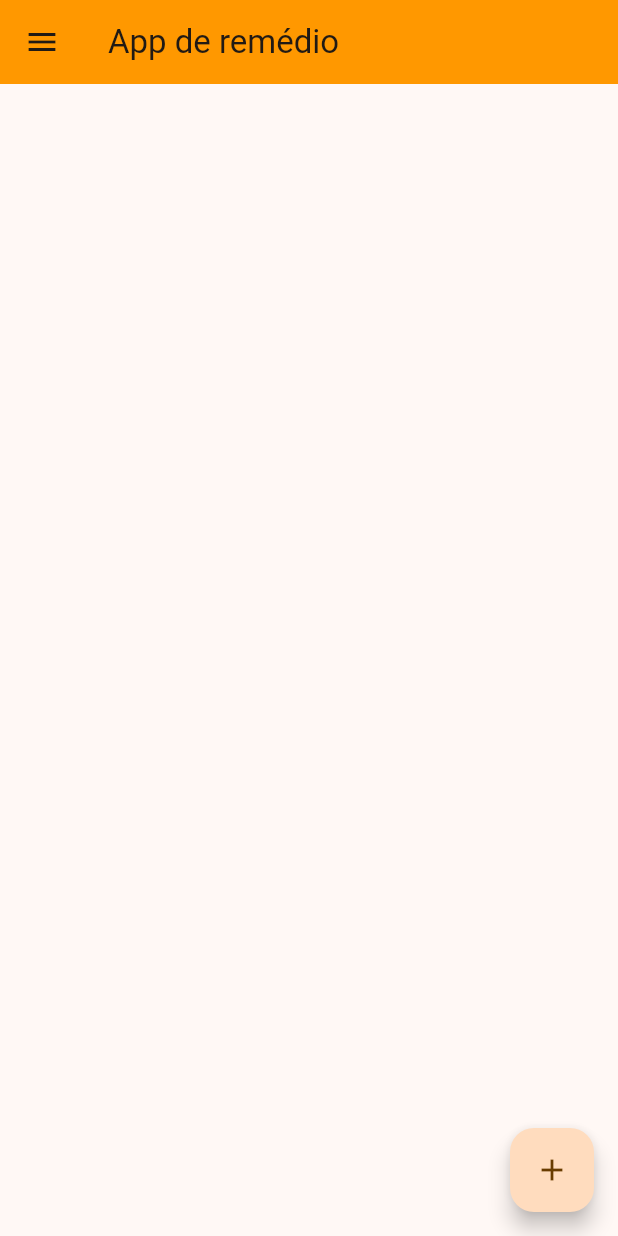
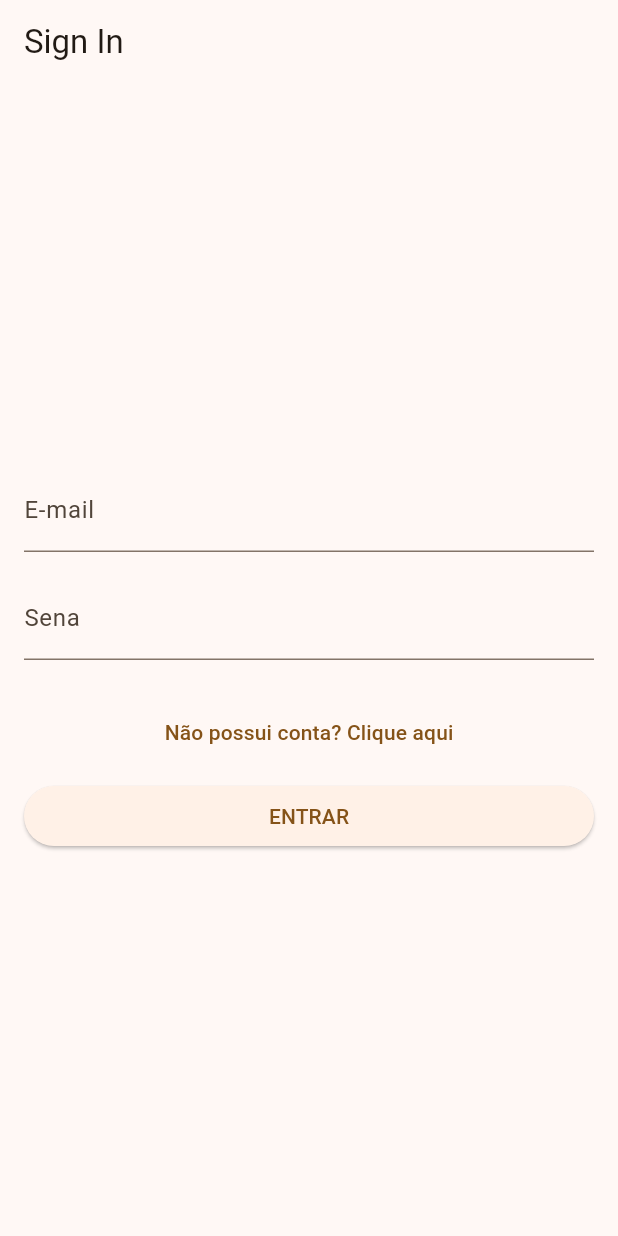
Before and after one commit to Bonfs/puc_medicine_app, a Flutter app: the screen it shows after launch, on a phone screen of 412 x 824 dp. Run offline on Flutter 3.47's test engine with Material 3 defaults, Android fonts, the light colour scheme and no system bars; our stand-ins replace firebase_auth, firebase_core; accounts and stored records are empty.

Commit message:
feature: login by password and email

```diff
--- a/lib/main.dart
+++ b/lib/main.dart
@@ -1,13 +1,19 @@
+import 'package:firebase_core/firebase_core.dart';
 import 'package:flutter/material.dart';
-import 'package:lembrete_remedio/ui/common/widgets.dart';
 import 'package:lembrete_remedio/ui/core/app_view_model.dart';
 import 'package:lembrete_remedio/ui/screens/home_screen/views.dart';
+import 'package:lembrete_remedio/ui/screens/sign_in/sign_in_screen.dart';
 import 'package:provider/provider.dart';
 
-void main() => runApp(ChangeNotifierProvider(
+void main() async {
+  WidgetsFlutterBinding.ensureInitialized();
+  await Firebase.initializeApp();
+  runApp(ChangeNotifierProvider(
       create: (context) => AppViewModel(),
       child: const MyApp(),
-    ));
+    )
+  );
+}
 
 class MyApp extends StatelessWidget {
   const MyApp({super.key});
@@ -20,12 +26,11 @@ class MyApp extends StatelessWidget {
         colorScheme: ColorScheme.fromSeed(seedColor: Colors.orange),
         useMaterial3: true,
       ),
-      home: const Scaffold(
-        appBar: CustomAppBar(),
-        drawer: HomeDrawer(),
-        body: HomeScreen(),
-        floatingActionButton: HomeFloatingButton(),
-      ),
+      initialRoute: '/sign_in',
+      routes: {
+        '/home': (context) => const HomeScreen(),
+        '/sign_in': (context) => SignInScreen(),
+      },
     );
   }
 }
--- /dev/null
+++ b/lib/ui/screens/sign_in/sign_in_screen.dart
@@ -0,0 +1,103 @@
+import 'package:firebase_auth/firebase_auth.dart';
+import 'package:flutter/material.dart';
+
+class SignInScreen extends StatelessWidget {
+  final FirebaseAuth _auth = FirebaseAuth.instance;
+  final _formKey = GlobalKey<FormState>();
+  final _emailController = TextEditingController();
+  final _passwordController = TextEditingController();
+
+  SignInScreen({super.key});
+
+  @override
+  Widget build(BuildContext context) {
+
+    Future<void> _login() async {
+      try {
+        UserCredential userCredential = await _auth.signInWithEmailAndPassword(
+          email: _emailController.text.trim(),
+          password: _passwordController.text.trim(),
+        );
+        // Login bem-sucedido
+        ScaffoldMessenger.of(context).showSnackBar(
+          SnackBar(content: Text('Bem-vindo, ${userCredential.user?.email}!')),
+        );
+        Navigator.pushReplacementNamed(context, '/home');
+      } catch (e) {
+        // Erro no login
+        ScaffoldMessenger.of(context).showSnackBar(
+          SnackBar(content: Text('Erro: ${e.toString()}')),
+        );
+      }
+    }
+
+    return Scaffold(
+      appBar: AppBar(
+        title: const Text('Sign In'),
+      ),
+      body: Padding(
+        padding: const EdgeInsets.all(16.0),
+        child: Form(
+          key: _formKey,
+          child: Column(
+            mainAxisAlignment: MainAxisAlignment.center,
+            children: <Widget>[
+              TextFormField(
+                controller: _emailController,
+                decoration: const InputDecoration(labelText: 'E-mail'),
+                validator: (value) { // Add email validation
+                  if (value == null || value.isEmpty) {
+                    return 'Please enter your email';
+                  }
+                  // You can add more sophisticated email validation here
+                  return null;
+                },
+              ),
+              const SizedBox(height: 16.0),
+              TextFormField(
+                controller: _passwordController,
+                decoration: const InputDecoration(labelText: 'Sena'),
+                obscureText: true, // Hide the password
+                validator: (value) { // Add password validation
+                  if (value == null || value.isEmpty) {
+                    return 'Please enter your password';
+                  }
+                  // You can add more sophisticated password validation here
+                  return null;
+                },
+              ),
+              const SizedBox(height: 24.0),
+              TextButton(
+                onPressed: () {},
+                child: const Text('Não possui conta? Clique aqui')
+              ),
+              const SizedBox(height: 8.0),
+              SizedBox(
+                width: double.infinity,
+                child: ElevatedButton(
+                  onPressed: () async {
+                    // _googleSignIn(context);
+                    if (_formKey.currentState!.validate()) { // Validate the form
+                      // Process sign-in logic here
+                      String email = _emailController.text;
+                      String password = _passwordController.text;
+
+                      // TODO: Implement actual authentication logic
+                      print('Email: $email, Password: $password');
+                      _login();
+
+
+                      // Example navigation after successful sign-in
+                      // Navigator.pushReplacementNamed(context, '/home');
+                    }
+                  },
+                  child: const Text('ENTRAR'),
+                ),
+              ),
+            ],
+          ),
+        ),
+      ),
+    );
+  }
+}
--- a/pubspec.yaml
+++ b/pubspec.yaml
@@ -36,6 +36,8 @@ dependencies:
   # Use with the CupertinoIcons class for iOS style icons.
   cupertino_icons: ^1.0.8
   provider: ^6.1.2
+  firebase_core: ^3.10.0
+  firebase_auth: ^5.4.0
 
 dev_dependencies:
   flutter_test:
```
Also changed, not shown: lib/ui/screens/home_screen/home_screen.dart (+13 -6 lines), firebase.json (added), lib/firebase_options.dart (added), pubspec.lock, 6 other files.
